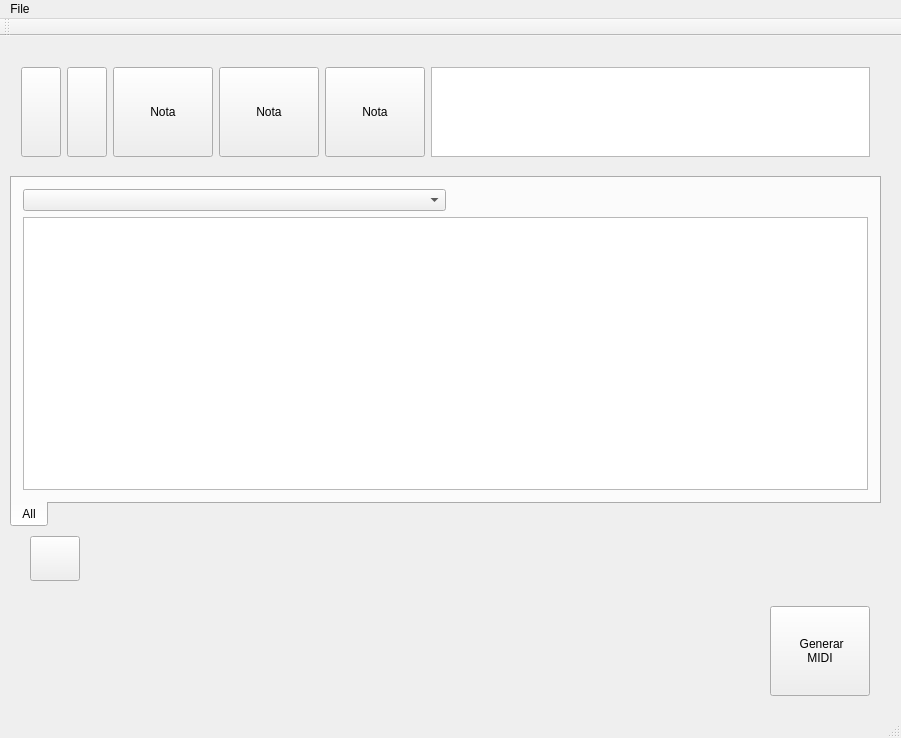
Old version of the form ui/qjmidi.ui in the repository JuanjoMrt/Jmidi.
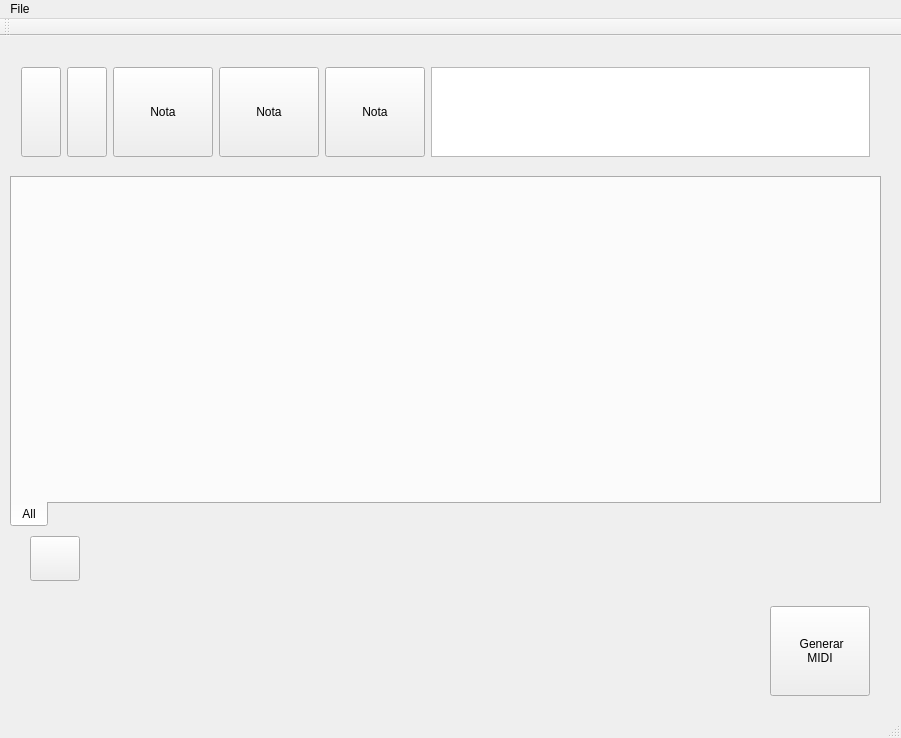
New version of the form. Icons and pictures are not drawn. Custom widgets are drawn as their Qt base class.

Diff of the .ui file:
```diff
--- a/ui/qjmidi.ui
+++ b/ui/qjmidi.ui
@@ -76,34 +76,7 @@
      </attribute>
      <layout class="QVBoxLayout" name="verticalLayout">
       <item>
-       <layout class="QHBoxLayout" name="horizontalLayout_2">
-        <item>
-         <widget class="QComboBox" name="cb_instrument">
-          <property name="sizePolicy">
-           <sizepolicy hsizetype="MinimumExpanding" vsizetype="Fixed">
-            <horstretch>0</horstretch>
-            <verstretch>0</verstretch>
-           </sizepolicy>
-          </property>
-         </widget>
-        </item>
-        <item>
-         <spacer name="horizontalSpacer">
-          <property name="orientation">
-           <enum>Qt::Horizontal</enum>
-          </property>
-          <property name="sizeHint" stdset="0">
-           <size>
-            <width>40</width>
-            <height>20</height>
-           </size>
-          </property>
-         </spacer>
-        </item>
-       </layout>
-      </item>
-      <item>
-       <widget class="QGraphicsView" name="graphicsView_2"/>
+       <widget class="track_tab_widget" name="widget" native="true"/>
       </item>
      </layout>
     </widget>
@@ -284,6 +257,14 @@
   </action>
  </widget>
  <layoutdefault spacing="6" margin="11"/>
+ <customwidgets>
+  <customwidget>
+   <class>track_tab_widget</class>
+   <extends>QWidget</extends>
+   <header>header/track_tab_widget.h</header>
+   <container>1</container>
+  </customwidget>
+ </customwidgets>
  <resources>
   <include location="resources.qrc"/>
  </resources>
```
